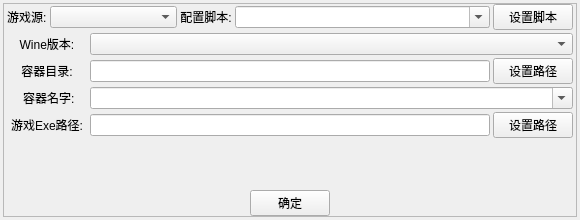
Old version of the form ui/vekGameAddAT.ui in the repository gfdgd-xi/vekcode.
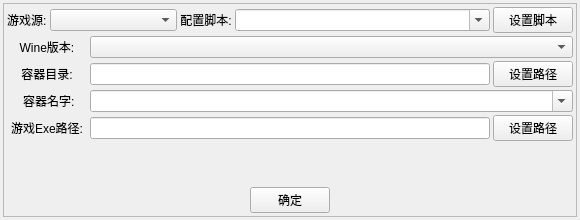
New version of the form.

Diff of the .ui file:
```diff
--- a/ui/vekGameAddAT.ui
+++ b/ui/vekGameAddAT.ui
@@ -85,6 +85,9 @@
         <property name="leftMargin">
          <number>3</number>
         </property>
+        <property name="topMargin">
+         <number>3</number>
+        </property>
         <property name="rightMargin">
          <number>3</number>
         </property>
@@ -286,6 +289,9 @@
         <property name="spacing">
          <number>3</number>
         </property>
+        <property name="bottomMargin">
+         <number>3</number>
+        </property>
         <item>
          <spacer name="horizontalSpacer">
           <property name="orientation">
```
